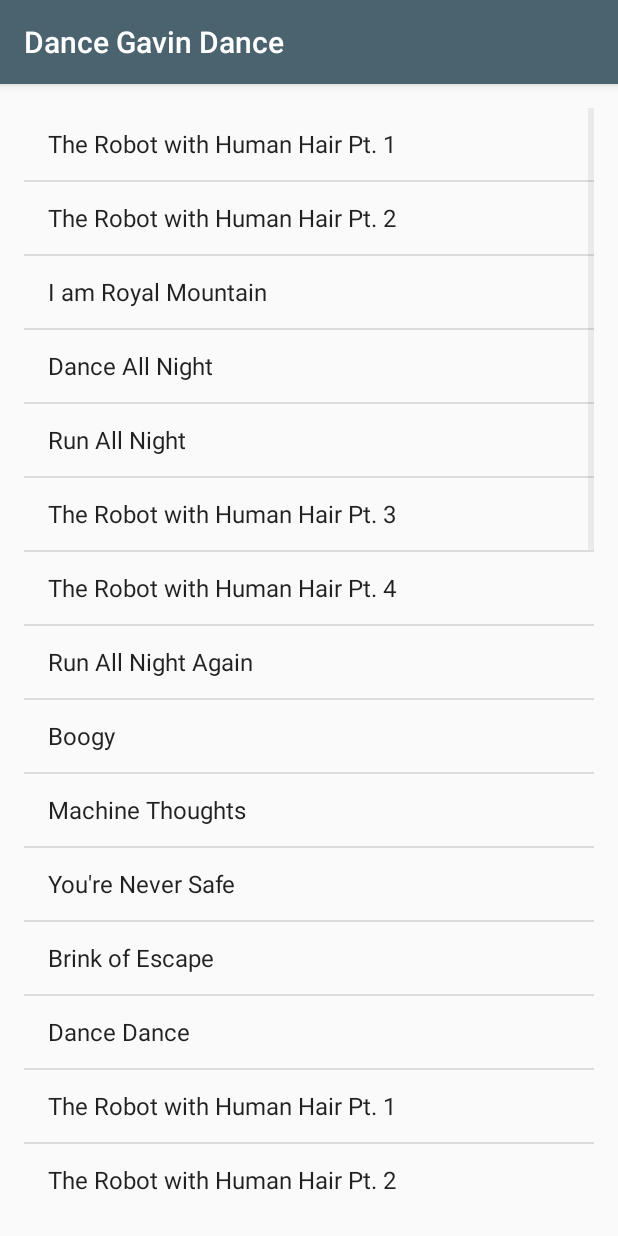
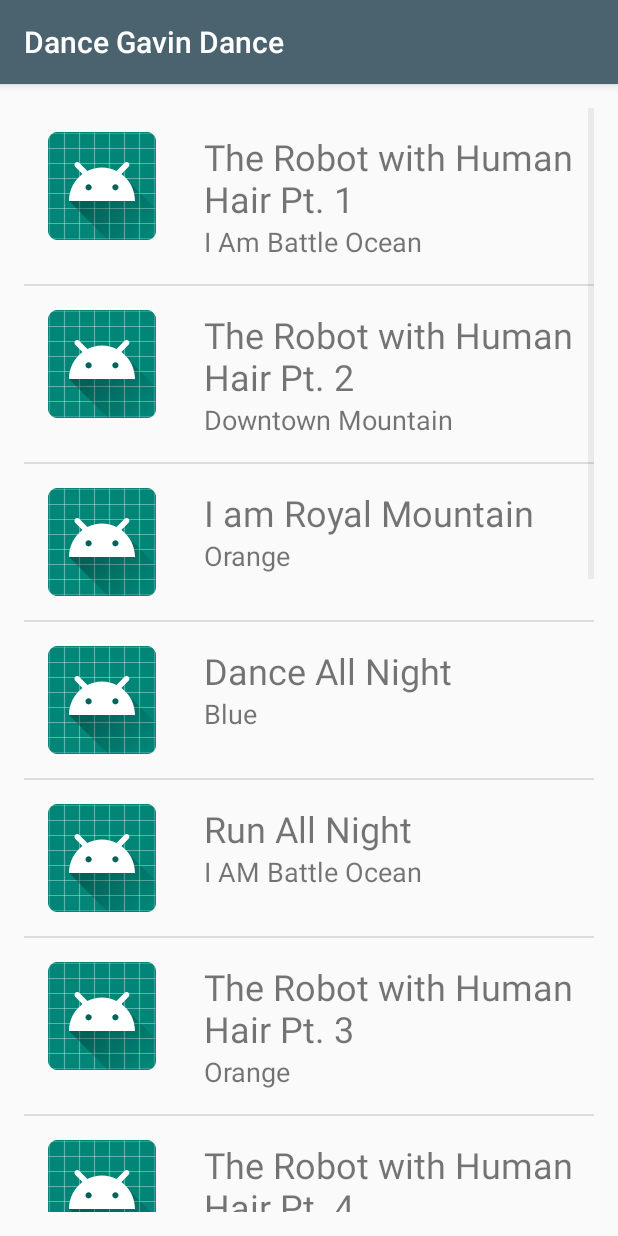
Before and after one commit to JonathanABarnett/FirstMusicApp, an Android app: the DanceGavinDance screen opened directly, with no data from a screen before it, on a phone screen of 412 x 824 dp. Run offline under Robolectric (Android 15) with nearby library versions, the phone set to English and light mode, and no system bars.

Commit message:
Add SongAdapter and ListView to all Bands

```diff
--- a/app/src/main/java/com/alaythiaproductions/musicapp/DanceGavinDance.java
+++ b/app/src/main/java/com/alaythiaproductions/musicapp/DanceGavinDance.java
@@ -2,11 +2,7 @@ package com.alaythiaproductions.musicapp;
 
 import android.support.v7.app.AppCompatActivity;
 import android.os.Bundle;
-import android.util.AndroidException;
-import android.widget.ArrayAdapter;
-import android.widget.LinearLayout;
 import android.widget.ListView;
-import android.widget.TextView;
 
 import java.util.ArrayList;
 import java.util.List;
@@ -16,52 +12,31 @@ public class DanceGavinDance extends AppCompatActivity {
     @Override
     protected void onCreate(Bundle savedInstanceState) {
         super.onCreate(savedInstanceState);
-        setContentView(R.layout.activity_dance_gavin_dance);
+        setContentView(R.layout.song_list);
 
-        List<String> songs = new ArrayList<>();
+        List<Song> songs = new ArrayList<>();
 
-        songs.add("The Robot with Human Hair Pt. 1");
-        songs.add("The Robot with Human Hair Pt. 2");
-        songs.add("I am Royal Mountain");
-        songs.add("Dance All Night");
-        songs.add("Run All Night");
-        songs.add("The Robot with Human Hair Pt. 3");
-        songs.add("The Robot with Human Hair Pt. 4");
-        songs.add("Run All Night Again");
-        songs.add("Boogy");
-        songs.add("Machine Thoughts");
-        songs.add("You're Never Safe");
-        songs.add("Brink of Escape");
-        songs.add("Dance Dance");
-        songs.add("The Robot with Human Hair Pt. 1");
-        songs.add("The Robot with Human Hair Pt. 2");
-        songs.add("I am Royal Mountain");
-        songs.add("Dance All Night");
-        songs.add("Run All Night");
-        songs.add("The Robot with Human Hair Pt. 3");
-        songs.add("The Robot with Human Hair Pt. 4");
-        songs.add("Run All Night Again");
-        songs.add("Boogy");
-        songs.add("Machine Thoughts");
-        songs.add("You're Never Safe");
-        songs.add("Brink of Escape");
-        songs.add("Dance Dance");        songs.add("The Robot with Human Hair Pt. 1");
-        songs.add("The Robot with Human Hair Pt. 2");
-        songs.add("I am Royal Mountain");
-        songs.add("Dance All Night");
-        songs.add("Run All Night");
-        songs.add("The Robot with Human Hair Pt. 3");
-        songs.add("The Robot with Human Hair Pt. 4");
-        songs.add("Run All Night Again");
-        songs.add("Boogy");
-        songs.add("Machine Thoughts");
-        songs.add("You're Never Safe");
-        songs.add("Brink of Escape");
-        songs.add("Dance Dance");
+        songs.add(new Song("The Robot with Human Hair Pt. 1", "I Am Battle Ocean"));
+        songs.add(new Song("The Robot with Human Hair Pt. 2", "Downtown Mountain"));
+        songs.add(new Song("I am Royal Mountain", "Orange"));
+        songs.add(new Song("Dance All Night", "Blue"));
+        songs.add(new Song("Run All Night", "I AM Battle Ocean"));
+        songs.add(new Song("The Robot with Human Hair Pt. 3", "Orange"));
+        songs.add(new Song("The Robot with Human Hair Pt. 4", "Blue"));
+        songs.add(new Song("Run All Night Again", "Downtown Mountain"));
+        songs.add(new Song("The Robot with Human Hair Pt. 1", "I Am Battle Ocean"));
+        songs.add(new Song("The Robot with Human Hair Pt. 2", "Downtown Mountain"));
+        songs.add(new Song("I am Royal Mountain", "Orange"));
+        songs.add(new Song("Dance All Night", "Blue"));
+        songs.add(new Song("Run All Night", "I AM Battle Ocean"));
+        songs.add(new Song("The Robot with Human Hair Pt. 3", "Orange"));
+        songs.add(new Song("The Robot with Human Hair Pt. 4", "Blue"));
+        songs.add(new Song("Run All Night Again", "Downtown Mountain"));
 
-        ArrayAdapter<String> arrayAdapter = new ArrayAdapter<>(this, android.R.layout.simple_list_item_1, songs);
+
+        SongAdapter songAdapter = new SongAdapter(this, songs);
         ListView listView = (ListView)findViewById(R.id.list);
-        listView.setAdapter(arrayAdapter);
+        listView.setAdapter(songAdapter);
 
     }
 }
--- /dev/null
+++ b/app/src/main/java/com/alaythiaproductions/musicapp/Song.java
@@ -0,0 +1,20 @@
+package com.alaythiaproductions.musicapp;
+
+public class Song {
+
+    public String songTitle;
+    public String album;
+
+    public Song (String songTitle, String album) {
+        this.songTitle = songTitle;
+        this.album = album;
+    }
+
+    public String getAlbum() {
+        return album;
+    }
+
+    public String getSongTitle() {
+        return songTitle;
+    }
+}
--- /dev/null
+++ b/app/src/main/java/com/alaythiaproductions/musicapp/SongAdapter.java
@@ -0,0 +1,41 @@
+package com.alaythiaproductions.musicapp;
+
+import android.app.Activity;
+import android.content.Context;
+import android.view.LayoutInflater;
+import android.view.View;
+import android.view.ViewGroup;
+import android.widget.ArrayAdapter;
+import android.widget.TextView;
+
+import org.w3c.dom.Text;
+
+import java.util.ArrayList;
+import java.util.List;
+
+public class SongAdapter extends ArrayAdapter<Song> {
+
+    public SongAdapter(Activity context, List<Song> songs){
+        super(context, 0, songs);
+    }
+
+    @Override
+    public View getView(int position, View convertView, ViewGroup parent){
+        View listItemVIew = convertView;
+
+        if(listItemVIew == null){
+            listItemVIew = LayoutInflater.from(getContext()).inflate(R.layout.list_item, parent, false);
+        }
+
+        Song currentSong = getItem(position);
+
+        TextView songTitle = (TextView)listItemVIew.findViewById(R.id.song_title);
+        songTitle.setText(currentSong.getSongTitle());
+
+        TextView album = (TextView)listItemVIew.findViewById(R.id.album);
+        album.setText(currentSong.getAlbum());
+
+        return listItemVIew;
+    }
+
+}
--- a/app/src/main/res/layout/list_item.xml
+++ b/app/src/main/res/layout/list_item.xml
@@ -1,6 +1,7 @@
 <?xml version="1.0" encoding="utf-8"?>
 <LinearLayout
     xmlns:android="http://schemas.android.com/apk/res/android"
+    xmlns:tools="http://schemas.android.com/tools"
     android:layout_width="match_parent"
     android:layout_height="match_parent"
     android:orientation="horizontal">
@@ -15,24 +16,25 @@
     <LinearLayout
         android:layout_width="wrap_content"
         android:layout_height="wrap_content"
-        android:orientation="vertical"
-        android:layout_margin="16dp">
+        android:orientation="vertical">
 
         <TextView
             android:layout_width="wrap_content"
             android:layout_height="wrap_content"
-            android:text="Song Title"/>
+            android:layout_marginTop="16dp"
+            android:layout_marginLeft="16dp"
+            tools:text="Song Title"
+            android:textSize="24sp"
+            android:id="@+id/song_title"/>
 
         <TextView
             android:layout_width="wrap_content"
             android:layout_height="wrap_content"
-            android:text="Artist"/>
-
-        <TextView
-            android:layout_width="wrap_content"
-            android:layout_height="wrap_content"
-            android:text="Album"/>
-
+            android:layout_marginLeft="16dp"
+            android:layout_marginBottom="16dp"
+            tools:text="Album"
+            android:textSize="18sp"
+            android:id="@+id/album"/>
 
     </LinearLayout>
 
```
Also changed, not shown: app/src/main/java/com/alaythiaproductions/musicapp/Emarosa.java (+28 -1 lines), app/src/main/java/com/alaythiaproductions/musicapp/ForeverCameCalling.java (+28 -1 lines), app/src/main/java/com/alaythiaproductions/musicapp/KnucklePuck.java (+29 -1 lines), app/src/main/res/layout/activity_emarosa.xml (deleted, +0 -9 lines), app/src/main/res/layout/activity_forever_came_calling.xml (deleted, +0 -9 lines), app/src/main/res/layout/activity_knuckle_puck.xml (deleted, +0 -9 lines), app/src/main/res/layout/song_list.xml (renamed from app/src/main/res/layout/activity_dance_gavin_dance.xml).
